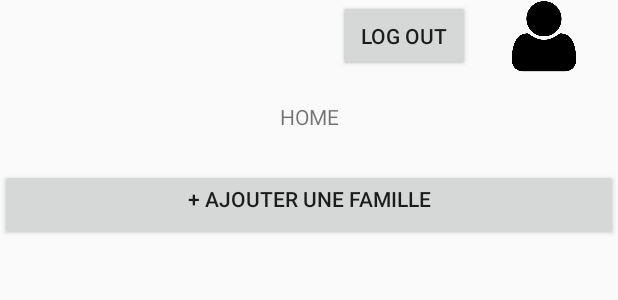
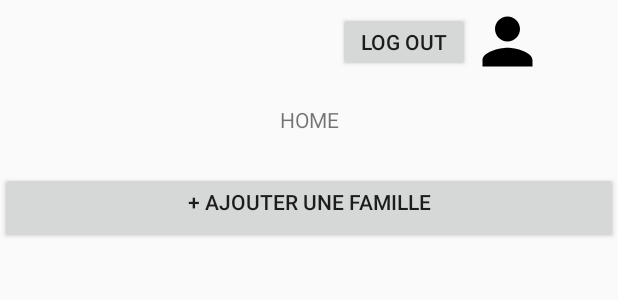
Before and after one commit to hsubtil/projet_majeure, an Android app: the layout activity_home.xml on its own in the app's theme, with its tools: preview values and no code run, on a phone screen of 412 x 824 dp. Shown: the top 300 px of the screen. Run offline under Robolectric (Android 15) with nearby library versions, the phone set to English and light mode, and no system bars.

Commit message:
ANDROID : Change NavBar

```diff
--- a/Android/projet_maj/app/src/main/AndroidManifest.xml
+++ b/Android/projet_maj/app/src/main/AndroidManifest.xml
@@ -20,7 +20,8 @@
         </activity>
         <activity android:name=".activities.SignUpActivity" />
         <activity android:name=".activities.HomeActivity" />
-        <activity android:name=".activities.ProfilActivity"></activity>
+        <activity android:name=".activities.ProfilActivity" />
+        <activity android:name=".activities.NavBarActivity"></activity>
     </application>
 
 </manifest>
--- /dev/null
+++ b/Android/projet_maj/app/src/main/res/drawable/ic_person_black_24dp.xml
@@ -0,0 +1,4 @@
+<vector android:height="50dp" android:viewportHeight="24.0"
+    android:viewportWidth="24.0" android:width="50dp" xmlns:android="http://schemas.android.com/apk/res/android">
+    <path android:fillColor="#FF000000" android:pathData="M12,12c2.21,0 4,-1.79 4,-4s-1.79,-4 -4,-4 -4,1.79 -4,4 1.79,4 4,4zM12,14c-2.67,0 -8,1.34 -8,4v2h16v-2c0,-2.66 -5.33,-4 -8,-4z"/>
+</vector>
--- a/Android/projet_maj/app/src/main/res/layout/activity_home.xml
+++ b/Android/projet_maj/app/src/main/res/layout/activity_home.xml
@@ -7,24 +7,17 @@
     tools:context="com.pmaj.pm_mobile.activities.HomeActivity">
 
     <RelativeLayout
-        android:layout_width="match_parent"
-        android:layout_height="match_parent">
+        android:layout_width="wrap_content"
+        android:layout_height="wrap_content">
 
-        <LinearLayout
-            android:id="@+id/navbar"
-            android:layout_width="wrap_content"
-            android:layout_height="wrap_content">
-
-            <include layout="@layout/activity_navbar" />
-
-        </LinearLayout>
+            <include layout="@layout/activity_navbar"/>
 
 
         <RelativeLayout
             android:id="@+id/content"
             android:layout_width="match_parent"
             android:layout_height="wrap_content"
-            android:layout_below="@id/navbar">
+            android:layout_marginTop="50sp">
 
             <TextView
                 android:id="@+id/home_title"
--- a/Android/projet_maj/app/src/main/res/layout/activity_navbar.xml
+++ b/Android/projet_maj/app/src/main/res/layout/activity_navbar.xml
@@ -6,17 +6,22 @@
     android:layout_height="match_parent"
     tools:context="com.pmaj.pm_mobile.activities.HomeActivity">
     <LinearLayout
+        android:id="@+id/toolbarlayout"
+        android:layout_width="wrap_content"
+        android:layout_height="wrap_content"
+        android:orientation="horizontal">
+        <Toolbar
             android:id="@+id/toolbar"
             android:layout_width="wrap_content"
             android:layout_height="wrap_content"
-        android:orientation="horizontal">
+            tools:targetApi="lollipop">
 
             <Button
                 android:id="@+id/log_out"
                 android:layout_width="wrap_content"
-            android:layout_height="wrap_content"
+                android:layout_height="40sp"
                 android:layout_marginLeft="225dp"
-            android:text="Log Out"/>
+                android:text="Log Out" />
 
             <ImageView
                 android:id="@+id/icon_profil"
@@ -24,7 +29,9 @@
                 android:layout_height="match_parent"
                 android:layout_toRightOf="@+id/log_out"
                 android:clickable="true"
-            android:src="@drawable/icon_profil" />
+                android:src="@drawable/ic_person_black_24dp" />
+
+        </Toolbar>
     </LinearLayout>
 
 </android.support.constraint.ConstraintLayout>
```
Also changed, not shown: Android/projet_maj/app/src/main/res/values/colors.xml (line endings or trailing spaces). Lines whose indentation alone changed are shown as unchanged.
